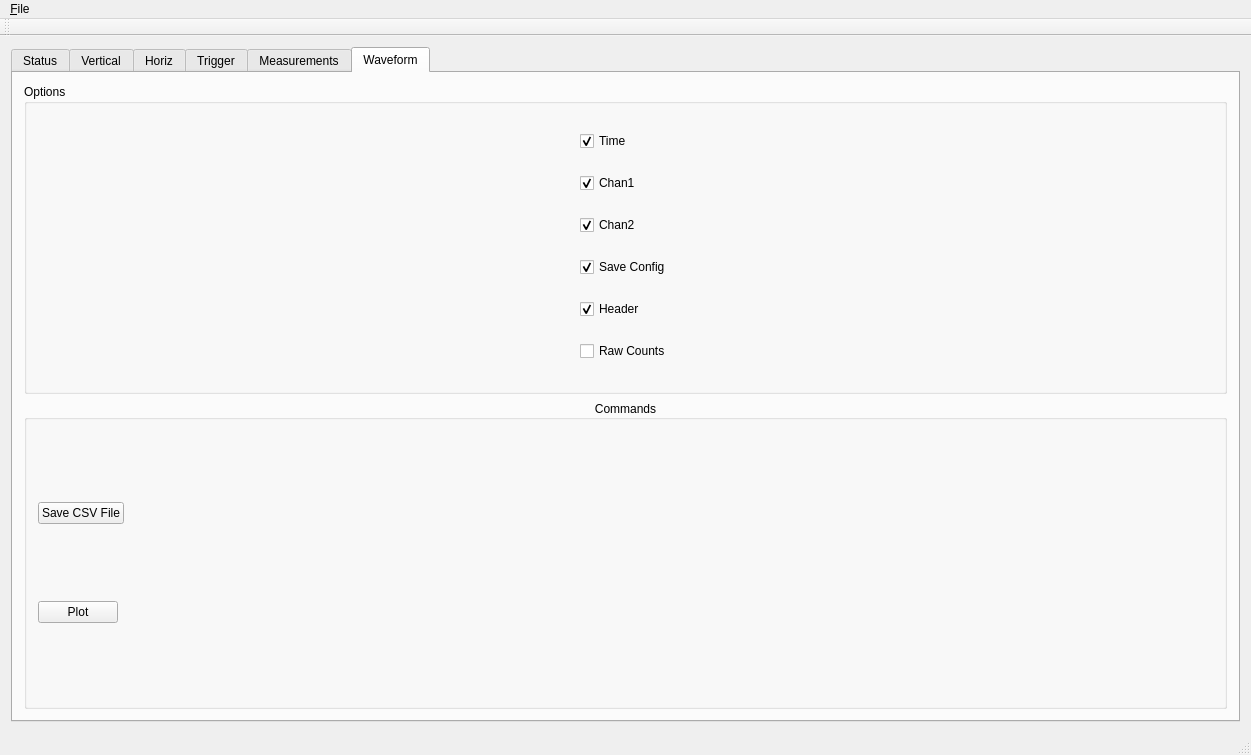
wd5gnr/qrigol, file mainwindow.ui: the form before one commit.
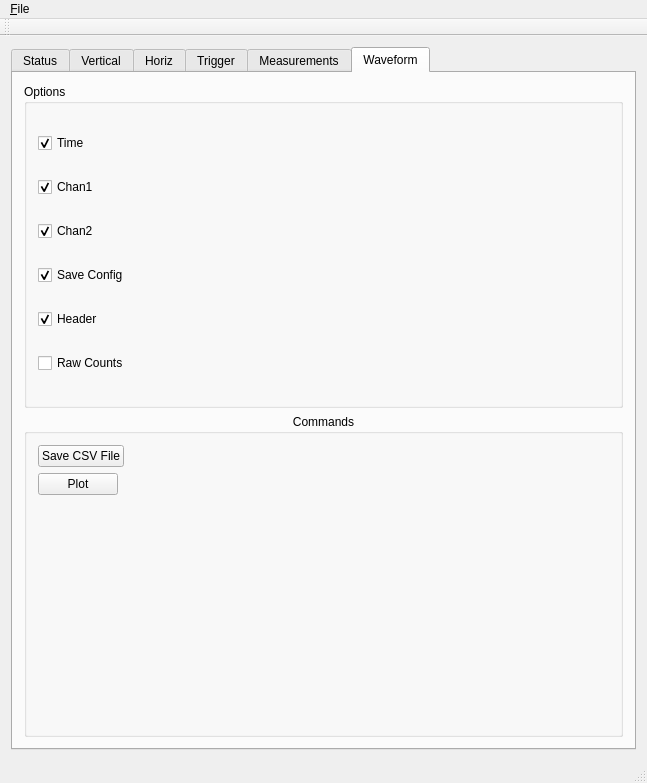
The form after the commit. The open tabs and pages were chosen to show the change.

Commit message: Smaller GUI size initial; Better wait for stop handling

```diff
--- a/mainwindow.ui
+++ b/mainwindow.ui
@@ -6,8 +6,8 @@
    <rect>
     <x>0</x>
     <y>0</y>
-    <width>1251</width>
-    <height>755</height>
+    <width>647</width>
+    <height>783</height>
    </rect>
   </property>
   <property name="windowTitle">
@@ -2679,10 +2679,74 @@
           <property name="alignment">
            <set>Qt::AlignLeading|Qt::AlignLeft|Qt::AlignTop</set>
           </property>
-          <layout class="QHBoxLayout" name="horizontalLayout_8">
+          <layout class="QVBoxLayout" name="verticalLayout_4">
            <item>
-            <layout class="QGridLayout" name="gridLayout_4">
-             <item row="4" column="0">
+            <widget class="QCheckBox" name="wavetimeopt">
+             <property name="sizePolicy">
+              <sizepolicy hsizetype="Fixed" vsizetype="Fixed">
+               <horstretch>0</horstretch>
+               <verstretch>0</verstretch>
+              </sizepolicy>
+             </property>
+             <property name="focusPolicy">
+              <enum>Qt::TabFocus</enum>
+             </property>
+             <property name="toolTip">
+              <string>Select which items are exported</string>
+             </property>
+             <property name="text">
+              <string>Time</string>
+             </property>
+             <property name="checked">
+              <bool>true</bool>
+             </property>
+            </widget>
+           </item>
+           <item>
+            <widget class="QCheckBox" name="wavec1">
+             <property name="sizePolicy">
+              <sizepolicy hsizetype="Fixed" vsizetype="Fixed">
+               <horstretch>0</horstretch>
+               <verstretch>0</verstretch>
+              </sizepolicy>
+             </property>
+             <property name="focusPolicy">
+              <enum>Qt::TabFocus</enum>
+             </property>
+             <property name="toolTip">
+              <string>Select which items are exported</string>
+             </property>
+             <property name="text">
+              <string>Chan1</string>
+             </property>
+             <property name="checked">
+              <bool>true</bool>
+             </property>
+            </widget>
+           </item>
+           <item>
+            <widget class="QCheckBox" name="wavec2">
+             <property name="sizePolicy">
+              <sizepolicy hsizetype="Fixed" vsizetype="Fixed">
+               <horstretch>0</horstretch>
+               <verstretch>0</verstretch>
+              </sizepolicy>
+             </property>
+             <property name="focusPolicy">
+              <enum>Qt::TabFocus</enum>
+             </property>
+             <property name="toolTip">
+              <string>Select which items are exported</string>
+             </property>
+             <property name="text">
+              <string>Chan2</string>
+             </property>
+             <property name="checked">
+              <bool>true</bool>
+             </property>
+            </widget>
+           </item>
+           <item>
               <widget class="QCheckBox" name="wavesavecfg">
                <property name="sizePolicy">
                 <sizepolicy hsizetype="Fixed" vsizetype="Fixed">
@@ -2704,29 +2768,7 @@
                </property>
               </widget>
              </item>
-             <item row="1" column="0">
-              <widget class="QCheckBox" name="wavec1">
-               <property name="sizePolicy">
-                <sizepolicy hsizetype="Fixed" vsizetype="Fixed">
-                 <horstretch>0</horstretch>
-                 <verstretch>0</verstretch>
-                </sizepolicy>
-               </property>
-               <property name="focusPolicy">
-                <enum>Qt::TabFocus</enum>
-               </property>
-               <property name="toolTip">
-                <string>Select which items are exported</string>
-               </property>
-               <property name="text">
-                <string>Chan1</string>
-               </property>
-               <property name="checked">
-                <bool>true</bool>
-               </property>
-              </widget>
-             </item>
-             <item row="5" column="0">
+           <item>
               <widget class="QCheckBox" name="wavehead">
                <property name="sizePolicy">
                 <sizepolicy hsizetype="Fixed" vsizetype="Fixed">
@@ -2748,29 +2790,7 @@
                </property>
               </widget>
              </item>
-             <item row="2" column="0">
-              <widget class="QCheckBox" name="wavec2">
-               <property name="sizePolicy">
-                <sizepolicy hsizetype="Fixed" vsizetype="Fixed">
-                 <horstretch>0</horstretch>
-                 <verstretch>0</verstretch>
-                </sizepolicy>
-               </property>
-               <property name="focusPolicy">
-                <enum>Qt::TabFocus</enum>
-               </property>
-               <property name="toolTip">
-                <string>Select which items are exported</string>
-               </property>
-               <property name="text">
-                <string>Chan2</string>
-               </property>
-               <property name="checked">
-                <bool>true</bool>
-               </property>
-              </widget>
-             </item>
-             <item row="6" column="0">
+           <item>
               <widget class="QCheckBox" name="waveraw">
                <property name="sizePolicy">
                 <sizepolicy hsizetype="Fixed" vsizetype="Fixed">
@@ -2789,30 +2809,6 @@
                </property>
               </widget>
              </item>
-             <item row="0" column="0">
-              <widget class="QCheckBox" name="wavetimeopt">
-               <property name="sizePolicy">
-                <sizepolicy hsizetype="Fixed" vsizetype="Fixed">
-                 <horstretch>0</horstretch>
-                 <verstretch>0</verstretch>
-                </sizepolicy>
-               </property>
-               <property name="focusPolicy">
-                <enum>Qt::TabFocus</enum>
-               </property>
-               <property name="toolTip">
-                <string>Select which items are exported</string>
-               </property>
-               <property name="text">
-                <string>Time</string>
-               </property>
-               <property name="checked">
-                <bool>true</bool>
-               </property>
-              </widget>
-             </item>
-            </layout>
-           </item>
           </layout>
          </widget>
         </item>
@@ -2822,10 +2818,10 @@
            <string>Commands</string>
           </property>
           <property name="alignment">
-           <set>Qt::AlignCenter</set>
+           <set>Qt::AlignHCenter|Qt::AlignTop</set>
           </property>
-          <layout class="QVBoxLayout" name="verticalLayout_12">
-           <item>
+          <layout class="QFormLayout" name="formLayout_4">
+           <item row="0" column="0">
             <widget class="QPushButton" name="wavecsv">
              <property name="sizePolicy">
               <sizepolicy hsizetype="Fixed" vsizetype="Fixed">
@@ -2841,7 +2837,7 @@
              </property>
             </widget>
            </item>
-           <item>
+           <item row="1" column="0">
             <widget class="QPushButton" name="wavplot">
              <property name="sizePolicy">
               <sizepolicy hsizetype="Fixed" vsizetype="Fixed">
@@ -2871,7 +2867,7 @@
     <rect>
      <x>0</x>
      <y>0</y>
-     <width>1251</width>
+     <width>647</width>
      <height>30</height>
     </rect>
    </property>
```
Left out of the diff: 17 changed lines with no effect on the pictures. Lines whose indentation alone changed are shown as unchanged. The commit also changes 3 other files.
